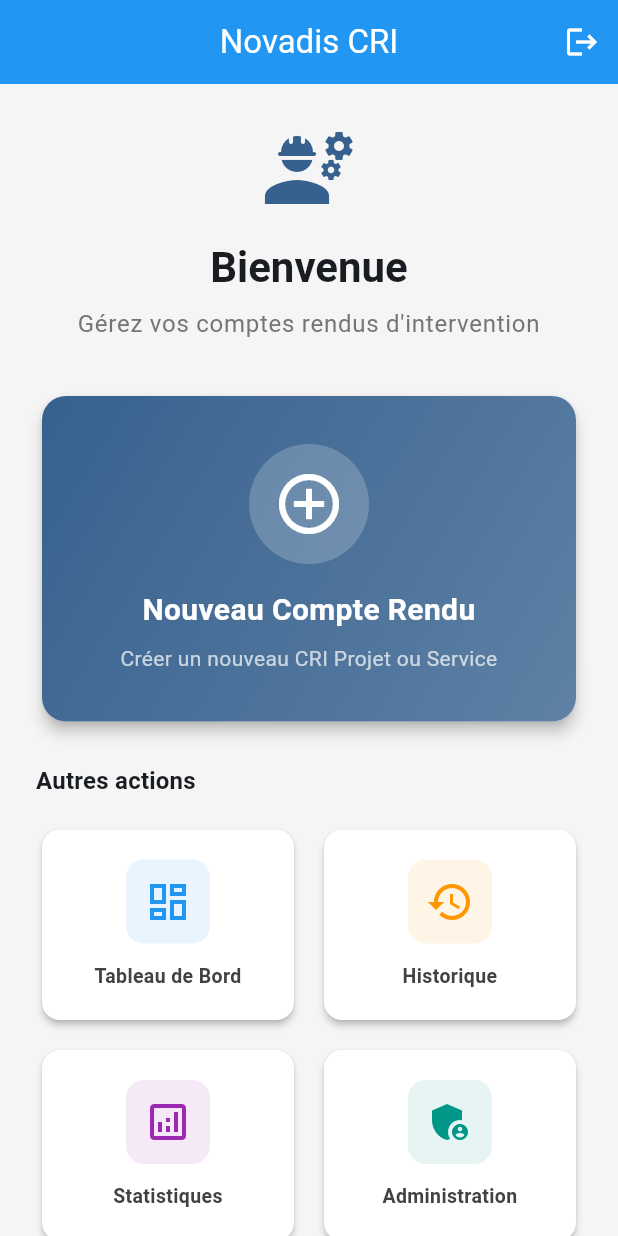
After one commit to DASHNOV/CRI-Novadis3.0, a Flutter app: the HomePage screen opened by its route, on a phone screen of 412 x 824 dp. The commit adds this screen. Run offline on Flutter 3.47's test engine with Material 3 defaults, Android fonts, the phone set to English and light mode, and no system bars; our stand-ins replace drift, fl_chart, flutter_form_builder, flutter_hooks, flutter_riverpod, form_builder_validators and 4 more; accounts and stored records are empty.

Commit message:
home page

```diff
--- a/lib/core/config/app_router.dart
+++ b/lib/core/config/app_router.dart
@@ -1,5 +1,6 @@
 import 'package:go_router/go_router.dart';
 import 'package:novadis_cri/features/auth/login_screen.dart';
+import 'package:novadis_cri/features/home/home_page.dart';
 import 'package:novadis_cri/features/dashboard/pages/main_dashboard_page.dart';
 import 'package:novadis_cri/features/dashboard/pages/technician_statistics_page.dart';
 import 'package:novadis_cri/features/dashboard/pages/site_details_page.dart';
@@ -13,6 +14,7 @@ import 'package:novadis_cri/features/admin/admin_screen.dart';
 /// Utilise GoRouter pour la navigation
 class AppRouter {
   static const String login = '/login';
+  static const String home = '/home';
   static const String dashboard = '/dashboard';
   static const String technicianStats = '/dashboard/technician-stats';
   static const String siteDetails = '/sites/details';
@@ -31,6 +33,11 @@ class AppRouter {
         path: login,
         name: 'login',
         builder: (context, state) => const LoginScreen(),
+      ),
+      GoRoute(
+        path: home,
+        name: 'home',
+        builder: (context, state) => const HomePage(),
       ),
       GoRoute(
         path: dashboard,
--- a/lib/features/auth/login_screen.dart
+++ b/lib/features/auth/login_screen.dart
@@ -31,8 +31,8 @@ class LoginScreen extends HookWidget {
       isLoading.value = false;
 
       if (context.mounted) {
-        // Navigation vers le dashboard
-        context.go(AppRouter.dashboard);
+        // Navigation vers la page d'accueil
+        context.go(AppRouter.home);
       }
     }
 
--- /dev/null
+++ b/lib/features/home/home_page.dart
@@ -0,0 +1,330 @@
+import 'package:flutter/material.dart';
+import 'package:go_router/go_router.dart';
+import 'package:novadis_cri/core/config/app_router.dart';
+
+/// Page d'accueil principale après authentification
+/// Dirige l'utilisateur vers les fonctionnalités principales
+class HomePage extends StatelessWidget {
+  const HomePage({super.key});
+
+  @override
+  Widget build(BuildContext context) {
+    return Scaffold(
+      appBar: AppBar(
+        title: const Text('Novadis CRI'),
+        actions: [
+          IconButton(
+            icon: const Icon(Icons.logout),
+            onPressed: () => context.go(AppRouter.login),
+            tooltip: 'Déconnexion',
+          ),
+        ],
+      ),
+      body: SafeArea(
+        child: SingleChildScrollView(
+          padding: const EdgeInsets.all(24.0),
+          child: Column(
+            crossAxisAlignment: CrossAxisAlignment.stretch,
+            children: [
+              // En-tête de bienvenue
+              _buildWelcomeHeader(context),
+
+              const SizedBox(height: 32),
+
+              // Action principale : Nouveau CRI
+              _buildPrimaryAction(context),
+
+              const SizedBox(height: 24),
+
+              // Actions secondaires
+              _buildSecondaryActions(context),
+
+              const SizedBox(height: 32),
+
+              // Statistiques rapides (optionnel)
+              _buildQuickStats(context),
+            ],
+          ),
+        ),
+      ),
+    );
+  }
+
+  Widget _buildWelcomeHeader(BuildContext context) {
+    return Column(
+      children: [
+        Icon(
+          Icons.engineering,
+          size: 64,
+          color: Theme.of(context).colorScheme.primary,
+        ),
+        const SizedBox(height: 16),
+        Text(
+          'Bienvenue',
+          style: Theme.of(
+            context,
+          ).textTheme.headlineMedium?.copyWith(fontWeight: FontWeight.bold),
+          textAlign: TextAlign.center,
+        ),
+        const SizedBox(height: 8),
+        Text(
+          'Gérez vos comptes rendus d\'intervention',
+          style: Theme.of(
+            context,
+          ).textTheme.bodyLarge?.copyWith(color: Colors.grey[600]),
+          textAlign: TextAlign.center,
+        ),
+      ],
+    );
+  }
+
+  Widget _buildPrimaryAction(BuildContext context) {
+    return Card(
+      elevation: 4,
+      shape: RoundedRectangleBorder(borderRadius: BorderRadius.circular(16)),
+      child: InkWell(
+        onTap: () => context.push(AppRouter.criForm),
+        borderRadius: BorderRadius.circular(16),
+        child: Container(
+          padding: const EdgeInsets.all(32),
+          decoration: BoxDecoration(
+            gradient: LinearGradient(
+              colors: [
+                Theme.of(context).colorScheme.primary,
+                Theme.of(context).colorScheme.primary.withValues(alpha: 0.8),
+              ],
+              begin: Alignment.topLeft,
+              end: Alignment.bottomRight,
+            ),
+            borderRadius: BorderRadius.circular(16),
+          ),
+          child: Column(
+            children: [
+              Container(
+                padding: const EdgeInsets.all(16),
+                decoration: BoxDecoration(
+                  color: Colors.white.withValues(alpha: 0.2),
+                  shape: BoxShape.circle,
+                ),
+                child: const Icon(
+                  Icons.add_circle_outline,
+                  size: 48,
+                  color: Colors.white,
+                ),
+              ),
+              const SizedBox(height: 16),
+              const Text(
+                'Nouveau Compte Rendu',
+                style: TextStyle(
+                  fontSize: 20,
+                  fontWeight: FontWeight.bold,
+                  color: Colors.white,
+                ),
+                textAlign: TextAlign.center,
+              ),
+              const SizedBox(height: 8),
+              const Text(
+                'Créer un nouveau CRI Projet ou Service',
+                style: TextStyle(fontSize: 14, color: Colors.white70),
+                textAlign: TextAlign.center,
+              ),
+            ],
+          ),
+        ),
+      ),
+    );
+  }
+
+  Widget _buildSecondaryActions(BuildContext context) {
+    return Column(
+      crossAxisAlignment: CrossAxisAlignment.start,
+      children: [
+        Text(
+          'Autres actions',
+          style: Theme.of(
+            context,
+          ).textTheme.titleMedium?.copyWith(fontWeight: FontWeight.w600),
+        ),
+        const SizedBox(height: 16),
+        Row(
+          children: [
+            Expanded(
+              child: _ActionCard(
+                icon: Icons.dashboard_outlined,
+                label: 'Tableau de Bord',
+                color: Colors.blue,
+                onTap: () => context.push(AppRouter.dashboard),
+              ),
+            ),
+            const SizedBox(width: 12),
+            Expanded(
+              child: _ActionCard(
+                icon: Icons.history,
+                label: 'Historique',
+                color: Colors.orange,
+                onTap: () => context.push(AppRouter.history),
+              ),
+            ),
+          ],
+        ),
+        const SizedBox(height: 12),
+        Row(
+          children: [
+            Expanded(
+              child: _ActionCard(
+                icon: Icons.analytics_outlined,
+                label: 'Statistiques',
+                color: Colors.purple,
+                onTap: () => context.push(AppRouter.technicianStats),
+              ),
+            ),
+            const SizedBox(width: 12),
+            Expanded(
+              child: _ActionCard(
+                icon: Icons.admin_panel_settings,
+                label: 'Administration',
+                color: Colors.teal,
+                onTap: () => context.push(AppRouter.admin),
+              ),
+            ),
+          ],
+        ),
+      ],
+    );
+  }
+
+  Widget _buildQuickStats(BuildContext context) {
+    return Card(
+      elevation: 2,
+      shape: RoundedRectangleBorder(borderRadius: BorderRadius.circular(12)),
+      child: Padding(
+        padding: const EdgeInsets.all(20),
+        child: Column(
+          crossAxisAlignment: CrossAxisAlignment.start,
+          children: [
+            Row(
+              children: [
+                Icon(
+                  Icons.info_outline,
+                  size: 20,
+                  color: Theme.of(context).colorScheme.primary,
+                ),
+                const SizedBox(width: 8),
+                Text(
+                  'Accès rapide',
+                  style: Theme.of(
+                    context,
+                  ).textTheme.titleSmall?.copyWith(fontWeight: FontWeight.w600),
+                ),
+              ],
+            ),
+            const SizedBox(height: 16),
+            _QuickStatRow(
+              icon: Icons.description_outlined,
+              label: 'Créer un CRI Projet',
+              onTap: () => context.push(AppRouter.criNewProjet),
+            ),
+            const Divider(height: 24),
+            _QuickStatRow(
+              icon: Icons.build_outlined,
+              label: 'Créer un CRI Service',
+              onTap: () => context.push(AppRouter.criNewService),
+            ),
+          ],
+        ),
+      ),
+    );
+  }
+}
+
+class _ActionCard extends StatelessWidget {
+  final IconData icon;
+  final String label;
+  final Color color;
+  final VoidCallback onTap;
+
+  const _ActionCard({
+    required this.icon,
+    required this.label,
+    required this.color,
+    required this.onTap,
+  });
+
+  @override
+  Widget build(BuildContext context) {
+    return Card(
+      elevation: 2,
+      shape: RoundedRectangleBorder(borderRadius: BorderRadius.circular(12)),
+      child: InkWell(
+        onTap: onTap,
+        borderRadius: BorderRadius.circular(12),
+        child: Padding(
+          padding: const EdgeInsets.all(20),
+          child: Column(
+            children: [
+              Container(
+                padding: const EdgeInsets.all(12),
+                decoration: BoxDecoration(
+                  color: color.withValues(alpha: 0.1),
+                  borderRadius: BorderRadius.circular(12),
+                ),
+                child: Icon(icon, size: 32, color: color),
+              ),
+              const SizedBox(height: 12),
+              Text(
+                label,
+                style: TextStyle(
+                  fontSize: 13,
+                  fontWeight: FontWeight.w600,
+                  color: Colors.grey[800],
+                ),
+                textAlign: TextAlign.center,
+                maxLines: 2,
+                overflow: TextOverflow.ellipsis,
+              ),
+            ],
+          ),
+        ),
+      ),
+    );
+  }
+}
+
+class _QuickStatRow extends StatelessWidget {
+  final IconData icon;
+  final String label;
+  final VoidCallback onTap;
+
+  const _QuickStatRow({
+    required this.icon,
+    required this.label,
+    required this.onTap,
+  });
+
+  @override
+  Widget build(BuildContext context) {
+    return InkWell(
+      onTap: onTap,
+      borderRadius: BorderRadius.circular(8),
+      child: Padding(
+        padding: const EdgeInsets.symmetric(vertical: 8),
+        child: Row(
+          children: [
+            Icon(icon, size: 24, color: Theme.of(context).colorScheme.primary),
+            const SizedBox(width: 12),
+            Expanded(
+              child: Text(
+                label,
+                style: const TextStyle(
+                  fontSize: 14,
+                  fontWeight: FontWeight.w500,
+                ),
+              ),
+            ),
+            Icon(Icons.arrow_forward_ios, size: 16, color: Colors.grey[400]),
+          ],
+        ),
+      ),
+    );
+  }
+}
```
Also changed, not shown: 1 other file.
